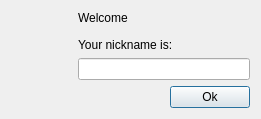
Qt form src/GuiWizard.ui (hwgao/beebeep) before a commit.
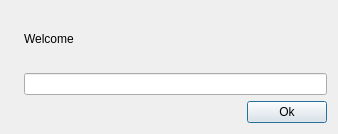
The same form after that commit. Icons and pictures are not drawn.

```diff
--- a/src/GuiWizard.ui
+++ b/src/GuiWizard.ui
@@ -6,8 +6,8 @@
    <rect>
     <x>0</x>
     <y>0</y>
-    <width>261</width>
-    <height>119</height>
+    <width>338</width>
+    <height>134</height>
    </rect>
   </property>
   <property name="windowTitle">
@@ -17,9 +17,9 @@
    <bool>true</bool>
   </property>
   <layout class="QGridLayout" name="gridLayout_2">
-   <item row="0" column="0">
-    <layout class="QVBoxLayout" name="verticalLayout">
-     <item>
+   <item row="0" column="0" colspan="2">
+    <layout class="QGridLayout" name="gridLayout">
+     <item row="0" column="0" rowspan="2">
       <widget class="QLabel" name="mp_lPix">
        <property name="sizePolicy">
         <sizepolicy hsizetype="Fixed" vsizetype="Fixed">
@@ -44,52 +44,22 @@
        </property>
       </widget>
      </item>
-     <item>
-      <spacer name="verticalSpacer">
-       <property name="orientation">
-        <enum>Qt::Vertical</enum>
-       </property>
-       <property name="sizeHint" stdset="0">
-        <size>
-         <width>20</width>
-         <height>13</height>
-        </size>
-       </property>
-      </spacer>
-     </item>
-    </layout>
-   </item>
-   <item row="0" column="1" colspan="2">
-    <layout class="QGridLayout" name="gridLayout">
-     <item row="0" column="0">
+     <item row="0" column="1">
       <widget class="QLabel" name="mp_lWelcome">
        <property name="text">
         <string>Welcome</string>
        </property>
-       <property name="alignment">
-        <set>Qt::AlignJustify|Qt::AlignTop</set>
-       </property>
        <property name="wordWrap">
         <bool>true</bool>
        </property>
       </widget>
      </item>
-     <item row="1" column="0">
-      <widget class="QLabel" name="mp_lName">
-       <property name="text">
-        <string>Your nickname is:</string>
-       </property>
-       <property name="alignment">
-        <set>Qt::AlignBottom|Qt::AlignLeading|Qt::AlignLeft</set>
-       </property>
-      </widget>
-     </item>
-     <item row="2" column="0">
+     <item row="1" column="1">
       <widget class="QLineEdit" name="mp_leName"/>
      </item>
     </layout>
    </item>
-   <item row="1" column="0" colspan="2">
+   <item row="1" column="0">
     <spacer name="horizontalSpacer">
      <property name="orientation">
       <enum>Qt::Horizontal</enum>
@@ -102,7 +72,7 @@
      </property>
     </spacer>
    </item>
-   <item row="1" column="2">
+   <item row="1" column="1">
     <widget class="QPushButton" name="mp_pbOk">
      <property name="text">
       <string>Ok</string>
```
Left out of the diff: 4 changed lines with no effect on the pictures.
